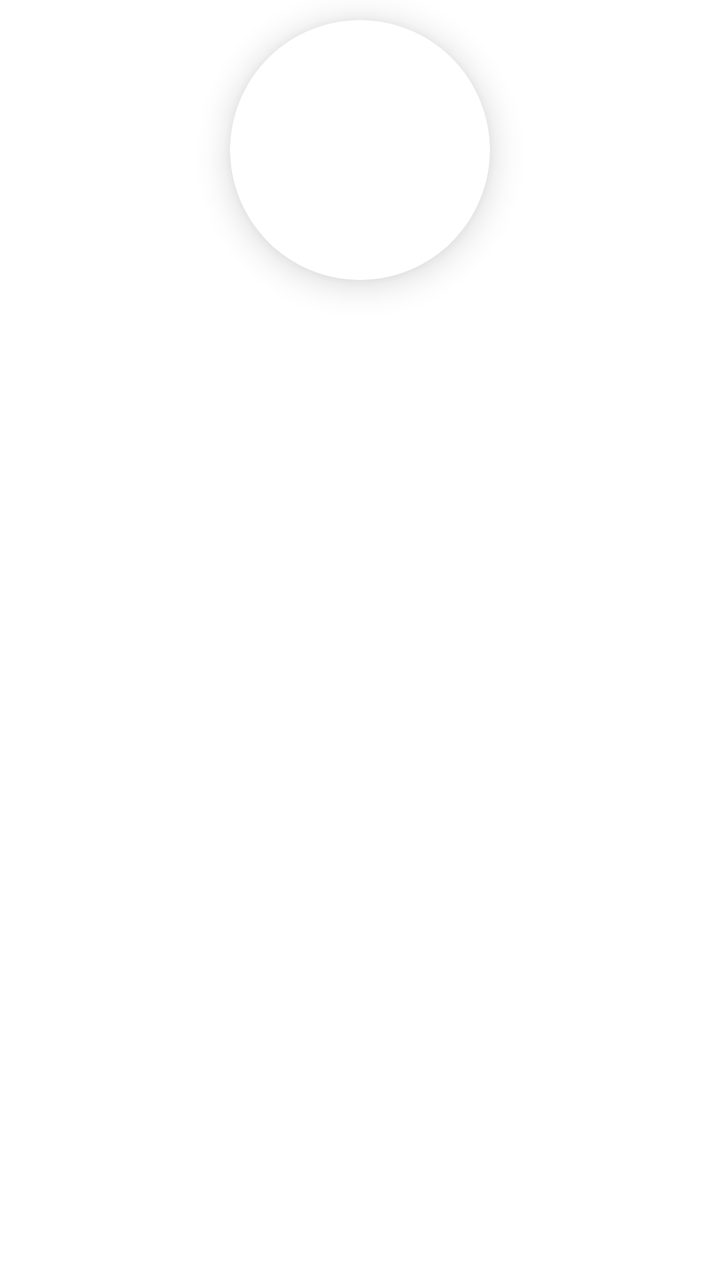
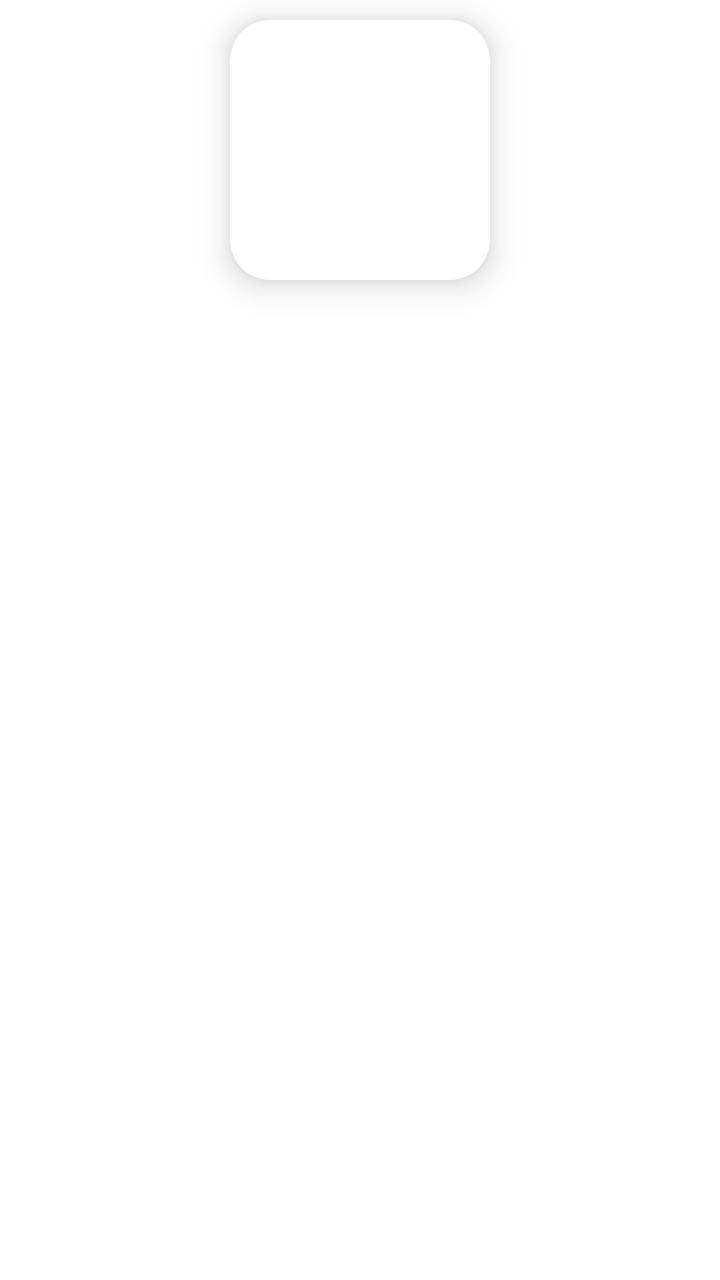

Before-and-after screenshots of an Android layout around one commit, followed by the original layout XML and the change that was made.
<!-- AndroidManifest.xml: application theme Theme.UrabanApp -->
<!-- res/layout/raw_sub.xml -->
<?xml version="1.0" encoding="utf-8"?>
<LinearLayout xmlns:android="http://schemas.android.com/apk/res/android"
    android:layout_width="wrap_content"
    android:layout_height="wrap_content"
    xmlns:app="http://schemas.android.com/apk/res-auto"
    android:orientation="vertical"
    android:gravity="center_horizontal"
    android:layout_margin="10dp"
    >

    <androidx.cardview.widget.CardView
        android:layout_width="130dp"
        android:layout_height="130dp"
        app:cardCornerRadius="80dp"
        android:id="@+id/cardView"
        android:layout_margin="10dp"

        app:cardElevation="10dp">

        <LinearLayout
            android:layout_width="match_parent"
            android:layout_height="match_parent"
            android:orientation="vertical"
            android:gravity="center"
            >

            <ImageView
                android:id="@+id/imgsub"
                android:scaleType="centerCrop"
                android:layout_width="match_parent"
                android:layout_height="match_parent"

                />



        </LinearLayout>


    </androidx.cardview.widget.CardView>
    <TextView
        android:id="@+id/tvsub"
        android:layout_width="wrap_content"
        android:layout_height="wrap_content"
        android:textColor="@color/primary"
        android:textSize="17sp"
        
        android:layout_gravity="center"/>



</LinearLayout>
<!-- resources referenced by this layout -->
<resources>
  <color name="primary">#0D1949</color>
  <style name="Theme.UrabanApp" parent="Theme.MaterialComponents.DayNight.NoActionBar">
          
          <item name="colorPrimary">@color/purple_500</item>
          <item name="colorPrimaryVariant">@color/purple_700</item>
          <item name="colorOnPrimary">@color/white</item>
          
          <item name="colorSecondary">@color/teal_200</item>
          <item name="colorSecondaryVariant">@color/teal_700</item>
          <item name="colorOnSecondary">@color/black</item>
          
          <item name="android:statusBarColor">?attr/colorPrimaryVariant</item>
          
      </style>
  <color name="purple_500">#FF6200EE</color>
  <color name="purple_700">#FF3700B3</color>
  <color name="white">#FFFFFFFF</color>
  <color name="teal_200">#FF03DAC5</color>
  <color name="teal_700">#FF018786</color>
  <color name="black">#FF000000</color>
</resources>

<!-- the commit's change to res/layout/raw_sub.xml (unified diff, before → after) -->
@@ -11,7 +11,7 @@
     <androidx.cardview.widget.CardView
         android:layout_width="130dp"
         android:layout_height="130dp"
-        app:cardCornerRadius="80dp"
+        app:cardCornerRadius="20dp"
         android:id="@+id/cardView"
         android:layout_margin="10dp"
 
@@ -27,8 +27,8 @@
             <ImageView
                 android:id="@+id/imgsub"
                 android:scaleType="centerCrop"
-                android:layout_width="match_parent"
-                android:layout_height="match_parent"
+                android:layout_width="100dp"
+                android:layout_height="100dp"
 
                 />
 
